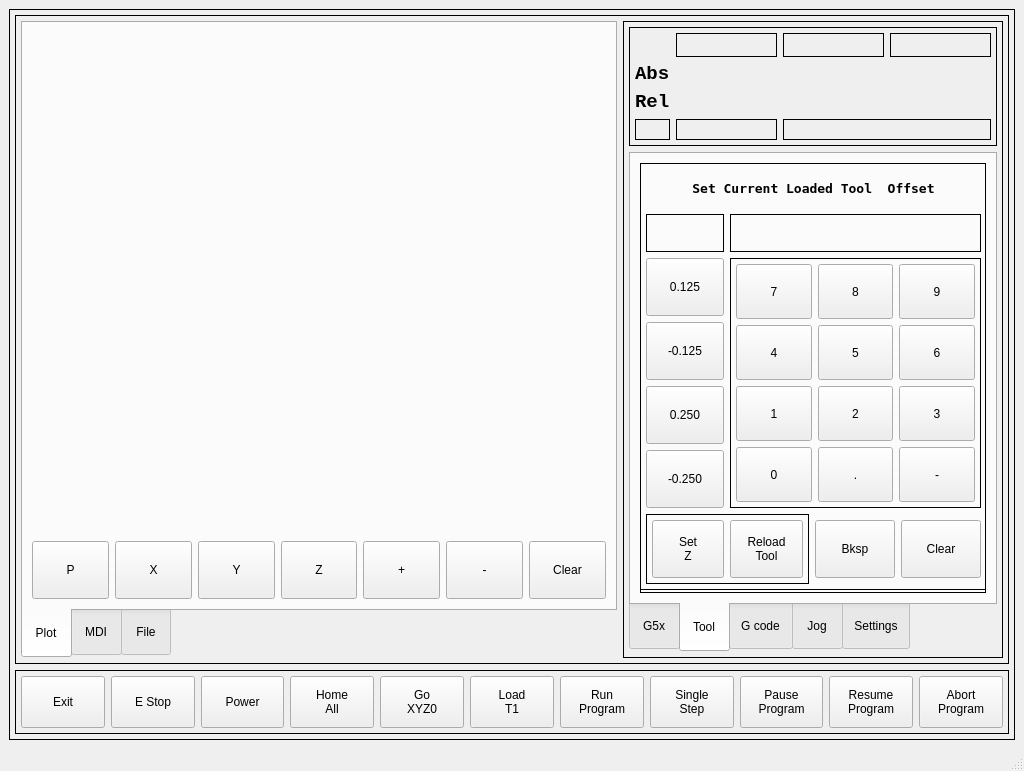
Above: mill_touch/ui/mainwindow.ui from jethornton/mill_touch before the change. Below: the same form after it.
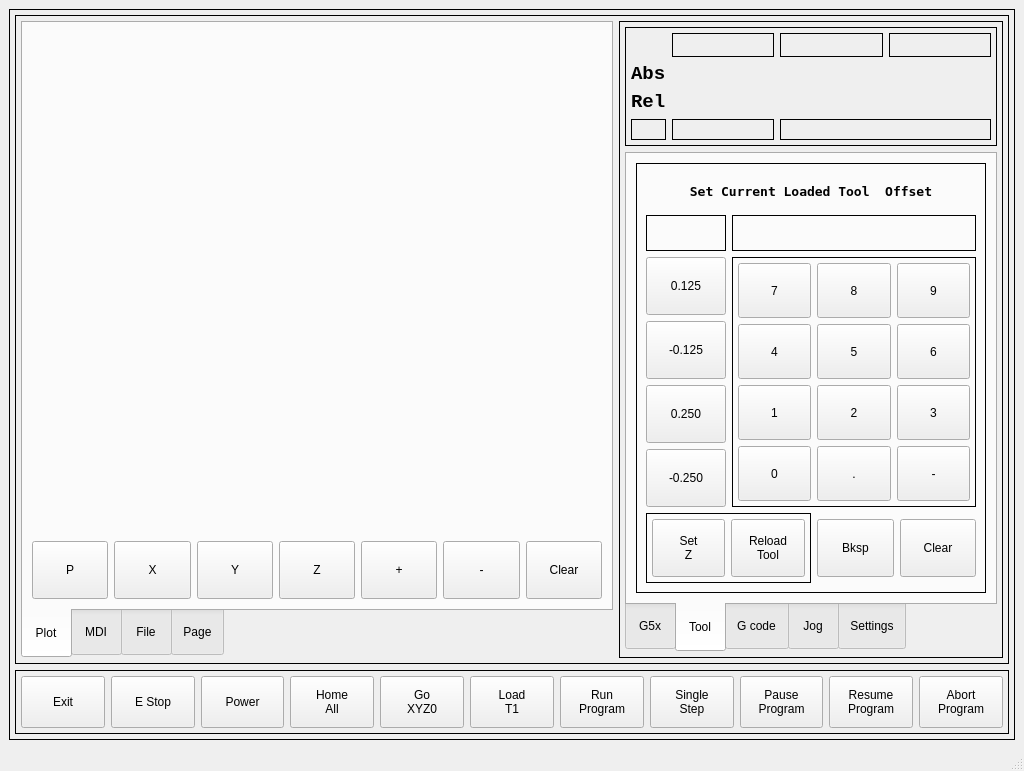
That is the form after the change. The open tabs and pages were chosen to show the change. Custom widgets are drawn as their Qt base class.

Commit message: fix tool frame

```diff
--- a/mill_touch/ui/mainwindow.ui
+++ b/mill_touch/ui/mainwindow.ui
@@ -699,6 +699,11 @@
               </item>
              </layout>
             </widget>
+            <widget class="QWidget" name="tab_3">
+             <attribute name="title">
+              <string>Page</string>
+             </attribute>
+            </widget>
            </widget>
           </item>
           <item>
@@ -1366,35 +1371,42 @@
                    <property name="rules" stdset="0">
                     <string>[{&quot;channels&quot;: [{&quot;url&quot;: &quot;status:tool_in_spindle&quot;, &quot;trigger&quot;: true}], &quot;property&quot;: &quot;Enable&quot;, &quot;expression&quot;: &quot;ch[0] &gt; 0&quot;, &quot;name&quot;: &quot;New Rule&quot;}]</string>
                    </property>
-                   <widget class="QFrame" name="gridFrame_8">
-                    <property name="geometry">
-                     <rect>
-                      <x>0</x>
-                      <y>0</y>
-                      <width>347</width>
-                      <height>427</height>
-                     </rect>
-                    </property>
-                    <property name="styleSheet">
-                     <string notr="true"/>
-                    </property>
-                    <property name="frameShape">
-                     <enum>QFrame::Box</enum>
-                    </property>
-                    <layout class="QGridLayout" name="gridLayout_24">
-                     <property name="leftMargin">
-                      <number>5</number>
-                     </property>
-                     <property name="topMargin">
-                      <number>5</number>
-                     </property>
-                     <property name="rightMargin">
-                      <number>5</number>
-                     </property>
-                     <property name="bottomMargin">
-                      <number>5</number>
-                     </property>
-                     <item row="7" column="0">
+                   <layout class="QGridLayout" name="gridLayout_19">
+                    <item row="3" column="0">
+                     <widget class="QPushButton" name="pushButton_83">
+                      <property name="text">
+                       <string>-0.125</string>
+                      </property>
+                      <attribute name="buttonGroup">
+                       <string notr="true">toolButtonGroup</string>
+                      </attribute>
+                     </widget>
+                    </item>
+                    <item row="6" column="2">
+                     <widget class="QPushButton" name="toolBackSpace">
+                      <property name="text">
+                       <string>Bksp</string>
+                      </property>
+                     </widget>
+                    </item>
+                    <item row="2" column="0">
+                     <widget class="QPushButton" name="pushButton_70">
+                      <property name="text">
+                       <string>0.125</string>
+                      </property>
+                      <attribute name="buttonGroup">
+                       <string notr="true">toolButtonGroup</string>
+                      </attribute>
+                     </widget>
+                    </item>
+                    <item row="6" column="3">
+                     <widget class="QPushButton" name="toolClear">
+                      <property name="text">
+                       <string>Clear</string>
+                      </property>
+                     </widget>
+                    </item>
+                    <item row="5" column="0">
                       <widget class="QPushButton" name="pushButton_69">
                        <property name="text">
                         <string>-0.250</string>
@@ -1404,7 +1416,92 @@
                        </attribute>
                       </widget>
                      </item>
-                     <item row="6" column="0">
+                    <item row="0" column="0" colspan="4">
+                     <widget class="QLabel" name="label_11">
+                      <property name="font">
+                       <font>
+                        <family>DejaVu Sans Mono</family>
+                        <pointsize>10</pointsize>
+                        <weight>75</weight>
+                        <bold>true</bold>
+                       </font>
+                      </property>
+                      <property name="text">
+                       <string>Set Current Loaded Tool  Offset</string>
+                      </property>
+                      <property name="alignment">
+                       <set>Qt::AlignCenter</set>
+                      </property>
+                     </widget>
+                    </item>
+                    <item row="1" column="1" colspan="3">
+                     <widget class="QLabel" name="toolOffsetLabel">
+                      <property name="font">
+                       <font>
+                        <family>DejaVu Sans Mono</family>
+                        <pointsize>12</pointsize>
+                        <weight>75</weight>
+                        <bold>true</bold>
+                       </font>
+                      </property>
+                      <property name="frameShape">
+                       <enum>QFrame::Box</enum>
+                      </property>
+                      <property name="text">
+                       <string/>
+                      </property>
+                      <property name="alignment">
+                       <set>Qt::AlignRight|Qt::AlignTrailing|Qt::AlignVCenter</set>
+                      </property>
+                     </widget>
+                    </item>
+                    <item row="6" column="0" colspan="2">
+                     <widget class="QFrame" name="gridFrame_10">
+                      <property name="frameShape">
+                       <enum>QFrame::Box</enum>
+                      </property>
+                      <layout class="QGridLayout" name="gridLayout_26">
+                       <property name="leftMargin">
+                        <number>5</number>
+                       </property>
+                       <property name="topMargin">
+                        <number>5</number>
+                       </property>
+                       <property name="rightMargin">
+                        <number>5</number>
+                       </property>
+                       <property name="bottomMargin">
+                        <number>5</number>
+                       </property>
+                       <item row="0" column="0">
+                        <widget class="MDIButton" name="mdibutton_23">
+                         <property name="text">
+                          <string>Set
+Z</string>
+                         </property>
+                         <property name="rules" stdset="0">
+                          <string>[{&quot;channels&quot;: [{&quot;url&quot;: &quot;status:tool_in_spindle&quot;, &quot;trigger&quot;: true}], &quot;property&quot;: &quot;Enable&quot;, &quot;expression&quot;: &quot;ch[0] != 0&quot;, &quot;name&quot;: &quot;Enable&quot;}]</string>
+                         </property>
+                         <property name="MDICommand" stdset="0">
+                          <string>G10 L10 P#&lt;toolInSpindle&gt; Z#&lt;toolOffsetLabel&gt;</string>
+                         </property>
+                        </widget>
+                       </item>
+                       <item row="0" column="1">
+                        <widget class="MDIButton" name="mdibutton_6">
+                         <property name="text">
+                          <string>Reload
+Tool</string>
+                         </property>
+                         <property name="MDICommand" stdset="0">
+                          <string>G43</string>
+                         </property>
+                        </widget>
+                       </item>
+                      </layout>
+                     </widget>
+                    </item>
+                    <item row="4" column="0">
                       <widget class="QPushButton" name="pushButton_68">
                        <property name="text">
                         <string>0.250</string>
@@ -1414,17 +1511,7 @@
                        </attribute>
                       </widget>
                      </item>
-                     <item row="4" column="0">
-                      <widget class="QPushButton" name="pushButton_70">
-                       <property name="text">
-                        <string>0.125</string>
-                       </property>
-                       <attribute name="buttonGroup">
-                        <string notr="true">toolButtonGroup</string>
-                       </attribute>
-                      </widget>
-                     </item>
-                     <item row="4" column="1" rowspan="4" colspan="3">
+                    <item row="2" column="1" rowspan="4" colspan="3">
                       <widget class="QFrame" name="gridFrame_9">
                        <property name="frameShape">
                         <enum>QFrame::Box</enum>
@@ -1565,51 +1652,6 @@
                        </layout>
                       </widget>
                      </item>
-                     <item row="1" column="1" colspan="3">
-                      <widget class="QLabel" name="toolOffsetLabel">
-                       <property name="font">
-                        <font>
-                         <family>DejaVu Sans Mono</family>
-                         <pointsize>12</pointsize>
-                         <weight>75</weight>
-                         <bold>true</bold>
-                        </font>
-                       </property>
-                       <property name="frameShape">
-                        <enum>QFrame::Box</enum>
-                       </property>
-                       <property name="text">
-                        <string/>
-                       </property>
-                       <property name="alignment">
-                        <set>Qt::AlignRight|Qt::AlignTrailing|Qt::AlignVCenter</set>
-                       </property>
-                      </widget>
-                     </item>
-                     <item row="5" column="0">
-                      <widget class="QPushButton" name="pushButton_83">
-                       <property name="text">
-                        <string>-0.125</string>
-                       </property>
-                       <attribute name="buttonGroup">
-                        <string notr="true">toolButtonGroup</string>
-                       </attribute>
-                      </widget>
-                     </item>
-                     <item row="8" column="3">
-                      <widget class="QPushButton" name="toolClear">
-                       <property name="text">
-                        <string>Clear</string>
-                       </property>
-                      </widget>
-                     </item>
-                     <item row="8" column="2">
-                      <widget class="QPushButton" name="toolBackSpace">
-                       <property name="text">
-                        <string>Bksp</string>
-                       </property>
-                      </widget>
-                     </item>
                      <item row="1" column="0">
                       <widget class="StatusLabel" name="toolInSpindle">
                        <property name="frameShape">
@@ -1623,72 +1665,7 @@
                        </property>
                       </widget>
                      </item>
-                     <item row="8" column="0" colspan="2">
-                      <widget class="QFrame" name="gridFrame_10">
-                       <property name="frameShape">
-                        <enum>QFrame::Box</enum>
-                       </property>
-                       <layout class="QGridLayout" name="gridLayout_26">
-                        <property name="leftMargin">
-                         <number>5</number>
-                        </property>
-                        <property name="topMargin">
-                         <number>5</number>
-                        </property>
-                        <property name="rightMargin">
-                         <number>5</number>
-                        </property>
-                        <property name="bottomMargin">
-                         <number>5</number>
-                        </property>
-                        <item row="0" column="0">
-                         <widget class="MDIButton" name="mdibutton_23">
-                          <property name="text">
-                           <string>Set
-Z</string>
-                          </property>
-                          <property name="rules" stdset="0">
-                           <string>[{&quot;channels&quot;: [{&quot;url&quot;: &quot;status:tool_in_spindle&quot;, &quot;trigger&quot;: true}], &quot;property&quot;: &quot;Enable&quot;, &quot;expression&quot;: &quot;ch[0] != 0&quot;, &quot;name&quot;: &quot;Enable&quot;}]</string>
-                          </property>
-                          <property name="MDICommand" stdset="0">
-                           <string>G10 L10 P#&lt;toolInSpindle&gt; Z#&lt;toolOffsetLabel&gt;</string>
-                          </property>
-                         </widget>
-                        </item>
-                        <item row="0" column="1">
-                         <widget class="MDIButton" name="mdibutton_6">
-                          <property name="text">
-                           <string>Reload
-Tool</string>
-                          </property>
-                          <property name="MDICommand" stdset="0">
-                           <string>G43</string>
-                          </property>
-                         </widget>
-                        </item>
-                       </layout>
-                      </widget>
-                     </item>
-                     <item row="0" column="0" colspan="4">
-                      <widget class="QLabel" name="label_11">
-                       <property name="font">
-                        <font>
-                         <family>DejaVu Sans Mono</family>
-                         <pointsize>10</pointsize>
-                         <weight>75</weight>
-                         <bold>true</bold>
-                        </font>
-                       </property>
-                       <property name="text">
-                        <string>Set Current Loaded Tool  Offset</string>
-                       </property>
-                       <property name="alignment">
-                        <set>Qt::AlignCenter</set>
-                       </property>
-                      </widget>
-                     </item>
-                    </layout>
-                   </widget>
+                   </layout>
                   </widget>
                  </item>
                 </layout>
```
Left out of the diff: 2 changed lines with no effect on the pictures. Lines whose indentation alone changed are shown as unchanged.
